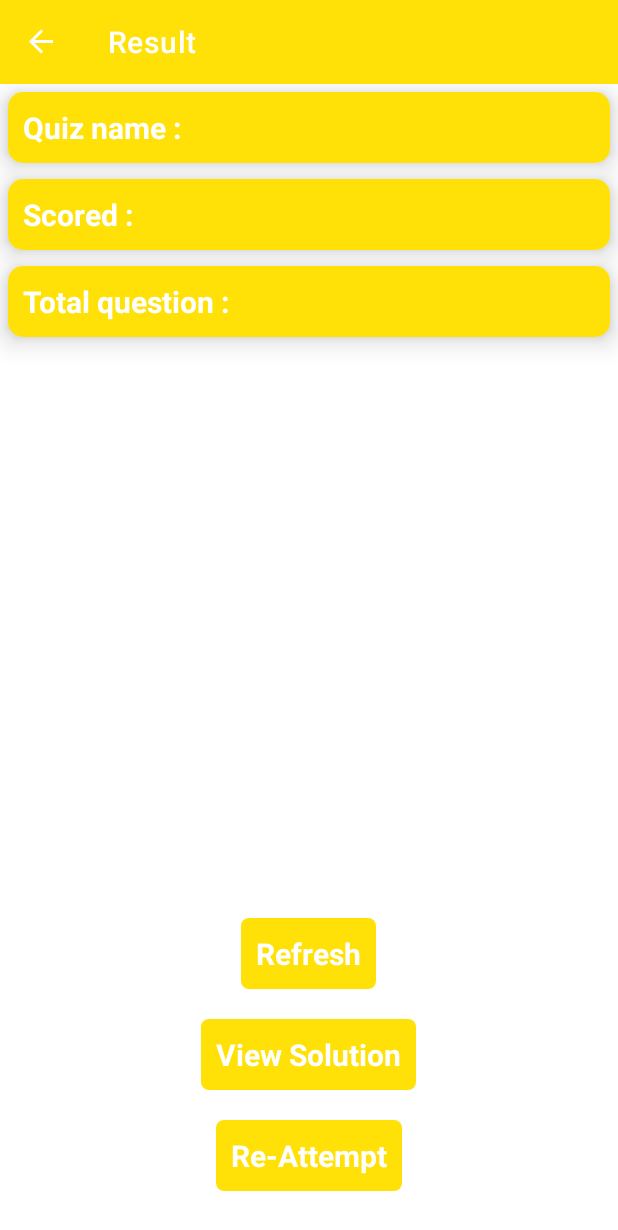
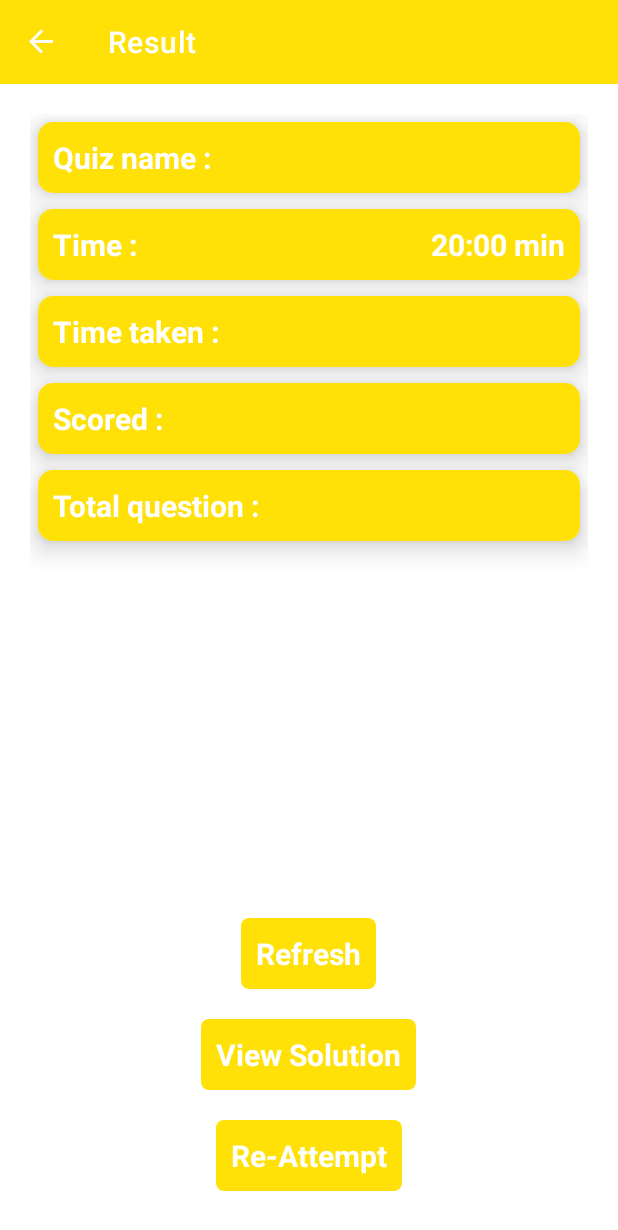
Before and after one commit to tapanghataliya/Quizzy, an Android app: the ResultFragment screen opened through its navigation route, on a phone screen of 412 x 824 dp. Shown: the top 1230 px of the screen. Run offline under Robolectric (Android 15) with nearby library versions, the phone set to English and light mode, and no system bars; our stand-ins replace Dagger/Hilt's generated code, data binding, navigation-ui.

Commit message:
Quizfragment in display total time and final result indisplay total time and taken time also.

```diff
--- a/app/src/main/java/com/example/quizzy/ui/quiz/QuizeFragment.kt
+++ b/app/src/main/java/com/example/quizzy/ui/quiz/QuizeFragment.kt
@@ -5,6 +5,7 @@ import android.os.Bundle
 import android.util.Log
 import android.view.View
 import androidx.fragment.app.viewModels
+import androidx.lifecycle.Observer
 import androidx.lifecycle.ViewModelProvider
 import androidx.navigation.fragment.findNavController
 import com.example.quizzy.BR
@@ -19,6 +20,7 @@ import com.example.quizzy.utils.Constant.Companion.categorys
 import com.example.quizzy.utils.Constant.Companion.ok
 import com.example.quizzy.utils.Constant.Companion.result
 import com.example.quizzy.utils.Constant.Companion.resultMsg
+import com.example.quizzy.utils.Constant.Companion.saveTimes
 import com.example.quizzy.utils.Constant.Companion.showPopup
 import com.example.quizzy.utils.Constant.Companion.showSnackBar
 import com.example.quizzy.utils.Constant.Companion.totalCorrectAnswer
@@ -103,32 +105,40 @@ class QuizeFragment : BaseFragment<FragmentQuizeBinding, QuizeViewModel>() {
     //Display reverse 30 second timer
     @SuppressLint("SetTextI18n")
     private fun setTimer() {
-        viewModel.remainingTime.observe(viewLifecycleOwner) { remainingTime ->
-            getBindingClass().txtTimer.text = "$remainingTime Sec"
-        }
-        viewModel.startTimer(30000)
+//        viewModel.remainingTime.observe(viewLifecycleOwner) { remainingTime ->
+//            getBindingClass().txtTimer.text = "$remainingTime Sec"
+//        }
+//        viewModel.startTimer(30000)
+
+        viewModel.currentTime.observe(viewLifecycleOwner, Observer { timeLeft ->
+
+            getBindingClass().txtTimer.text = timeLeft
+
+        })
+        viewModel.startTimer()
     }
 
     //Cancel timer
     override fun onDestroy() {
         super.onDestroy()
-        viewModel.cancelTimer()
+//        viewModel.cancelTimer()
     }
 
     //Handle click for next question display
     private fun clickHandle() {
         getBindingClass().imgNext.setOnClickListener {
             nextDataShow()
-            setTimer()
         }
 
         getBindingClass().lylSubmit.setOnClickListener {
             viewModel.cancelTimer()
+            val saveTime = getBindingClass().txtTimer.text
             view?.showPopup(result, resultMsg, ok, cancel, {
                 val bundle = Bundle()
                 bundle.putString(totalCorrectAnswer, totalCorrectAns)
                 bundle.putInt(totalQuestion, totalQuestions)
                 bundle.putString(categorys, category)
+                bundle.putString(saveTimes, saveTime.toString())
                 findNavController().navigate(R.id.resultFragment, bundle)
             }, {
                 view?.showSnackBar("Cancel")
--- a/app/src/main/java/com/example/quizzy/ui/quiz/QuizeViewModel.kt
+++ b/app/src/main/java/com/example/quizzy/ui/quiz/QuizeViewModel.kt
@@ -11,12 +11,44 @@ import com.example.quizzy.data.quiz.QuestionList
 import dagger.hilt.android.lifecycle.HiltViewModel
 import kotlinx.coroutines.Dispatchers
 import kotlinx.coroutines.launch
+import java.util.*
 import javax.inject.Inject
 
 @HiltViewModel
 class QuizeViewModel @Inject constructor(
     private val quizRepository: QuizRepository
 ) : BaseViewModel<BaseNavigator>() {
+
+    private val _currentTime = MutableLiveData<String>()
+    val currentTime: LiveData<String>
+        get() = _currentTime
+
+    private var timer: Timer? = null
+    private var remainingTimes = 0
+
+    fun startTimer() {
+        timer?.cancel()
+        timer = Timer()
+
+        timer?.scheduleAtFixedRate(object : TimerTask() {
+            override fun run() {
+                remainingTimes--
+                val minutes = remainingTimes / 60
+                val seconds = remainingTimes % 60
+                _currentTime.postValue("%02d:%02d".format(minutes, seconds))
+                if (remainingTimes <= 0) {
+                    timer?.cancel()
+                }
+            }
+        }, 0, 1000)
+
+        remainingTimes = 20 * 60
+    }
+
+    override fun onCleared() {
+        super.onCleared()
+        timer?.cancel()
+    }
 
     val quizList = MutableLiveData<QuestionList>()
     private var quizResponse: QuestionList? = null
--- a/app/src/main/java/com/example/quizzy/ui/result/ResultFragment.kt
+++ b/app/src/main/java/com/example/quizzy/ui/result/ResultFragment.kt
@@ -15,6 +15,7 @@ import com.example.quizzy.databinding.FragmentSettingsBinding
 import com.example.quizzy.ui.quiz.QuizeViewModel
 import com.example.quizzy.ui.settings.SettingsViewModel
 import com.example.quizzy.utils.Constant.Companion.categorys
+import com.example.quizzy.utils.Constant.Companion.saveTimes
 import com.example.quizzy.utils.Constant.Companion.totalCorrectAnswer
 import com.example.quizzy.utils.Constant.Companion.totalQuestion
 
@@ -23,6 +24,7 @@ class ResultFragment : BaseFragment<FragmentResultBinding, ResultViewModel>() {
     var totalQuestions: Int = 0
     private lateinit var totalCorrectAns: String
     private lateinit var categoryType: String
+    private lateinit var saveTime: String
 
     override fun onCreate(savedInstanceState: Bundle?) {
         super.onCreate(savedInstanceState)
@@ -36,10 +38,12 @@ class ResultFragment : BaseFragment<FragmentResultBinding, ResultViewModel>() {
             totalQuestions = arguments.getInt(totalQuestion)
             totalCorrectAns = arguments.getString(totalCorrectAnswer).toString()
             categoryType = arguments.getString(categorys).toString()
+            saveTime = arguments.getString(saveTimes).toString()
 
             getBindingClass().txtScored.text = totalCorrectAns
             getBindingClass().txtTotalQue.text = totalQuestions.toString()
             getBindingClass().txtQuizType.text = categoryType
+            getBindingClass().txtTakenTime.text = saveTime + "min"
         }
 
         clickHandle()
--- a/app/src/main/java/com/example/quizzy/utils/Constant.kt
+++ b/app/src/main/java/com/example/quizzy/utils/Constant.kt
@@ -27,6 +27,7 @@ class Constant {
         const val totalCorrectAnswer = "totalCorrectAns"
         const val totalQuestion = "totalQuestions"
         const val categorys = "category"
+        const val saveTimes = "saveTime"
 
         fun View.showSnackBar(message: String?) {
             Snackbar.make(this, message ?: "", Snackbar.LENGTH_SHORT).show()
--- a/app/src/main/res/layout/fragment_result.xml
+++ b/app/src/main/res/layout/fragment_result.xml
@@ -15,6 +15,7 @@
             android:layout_width="match_parent"
             android:layout_height="match_parent"
             android:layout_weight="1"
+            android:layout_margin="@dimen/dimen_20sp"
             android:orientation="vertical">
 
             <androidx.cardview.widget.CardView
@@ -55,6 +56,104 @@
 
                         <TextView
                             android:id="@+id/txtQuizType"
+                            android:layout_width="wrap_content"
+                            android:layout_height="wrap_content"
+                            android:text=""
+                            android:textColor="@color/white"
+                            android:textSize="@dimen/dimen_20sp"
+                            android:textStyle="bold" />
+                    </LinearLayout>
+
+                </LinearLayout>
+            </androidx.cardview.widget.CardView>
+
+            <androidx.cardview.widget.CardView
+                android:layout_width="match_parent"
+                android:layout_height="wrap_content"
+                android:layout_margin="@dimen/dimen_5dp"
+                android:gravity="center"
+                app:cardCornerRadius="@dimen/dimen_10dp"
+                app:cardElevation="@dimen/dimen_10dp">
+
+                <LinearLayout
+                    android:layout_width="match_parent"
+                    android:layout_height="wrap_content"
+                    android:background="@color/yellow"
+                    android:orientation="horizontal"
+                    android:padding="@dimen/dimen_10dp">
+
+                    <LinearLayout
+                        android:layout_width="match_parent"
+                        android:layout_height="match_parent"
+                        android:layout_weight="1"
+                        android:orientation="vertical">
+
+                        <TextView
+                            android:layout_width="wrap_content"
+                            android:layout_height="wrap_content"
+                            android:text="@string/Time"
+                            android:textColor="@color/white"
+                            android:textSize="@dimen/dimen_20sp"
+                            android:textStyle="bold" />
+                    </LinearLayout>
+
+                    <LinearLayout
+                        android:layout_width="wrap_content"
+                        android:layout_height="match_parent"
+                        android:gravity="end"
+                        android:orientation="vertical">
+
+                        <TextView
+                            android:id="@+id/txtTotalTime"
+                            android:layout_width="wrap_content"
+                            android:layout_height="wrap_content"
+                            android:text="20:00 min"
+                            android:textColor="@color/white"
+                            android:textSize="@dimen/dimen_20sp"
+                            android:textStyle="bold" />
+                    </LinearLayout>
+
+                </LinearLayout>
+            </androidx.cardview.widget.CardView>
+
+            <androidx.cardview.widget.CardView
+                android:layout_width="match_parent"
+                android:layout_height="wrap_content"
+                android:layout_margin="@dimen/dimen_5dp"
+                android:gravity="center"
+                app:cardCornerRadius="@dimen/dimen_10dp"
+                app:cardElevation="@dimen/dimen_10dp">
+
+                <LinearLayout
+                    android:layout_width="match_parent"
+                    android:layout_height="wrap_content"
+                    android:background="@color/yellow"
+                    android:orientation="horizontal"
+                    android:padding="@dimen/dimen_10dp">
+
+                    <LinearLayout
+                        android:layout_width="match_parent"
+                        android:layout_height="match_parent"
+                        android:layout_weight="1"
+                        android:orientation="vertical">
+
+                        <TextView
+                            android:layout_width="wrap_content"
+                            android:layout_height="wrap_content"
+                            android:text="@string/TimeTaken"
+                            android:textColor="@color/white"
+                            android:textSize="@dimen/dimen_20sp"
+                            android:textStyle="bold" />
+                    </LinearLayout>
+
+                    <LinearLayout
+                        android:layout_width="wrap_content"
+                        android:layout_height="match_parent"
+                        android:gravity="end"
+                        android:orientation="vertical">
+
+                        <TextView
+                            android:id="@+id/txtTakenTime"
                             android:layout_width="wrap_content"
                             android:layout_height="wrap_content"
                             android:text=""
--- a/app/src/main/res/values/strings.xml
+++ b/app/src/main/res/values/strings.xml
@@ -14,6 +14,8 @@
     <string name="error">Something went wrong</string>
     <string name="select_item">select item</string>
     <string name="Scored">Scored : </string>
+    <string name="Time">Time : </string>
+    <string name="TimeTaken">Time taken : </string>
     <string name="QuizName">Quiz name : </string>
     <string name="TimeSpent">Time spent : </string>
     <string name="TotalQue">Total question : </string>
```
